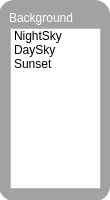
Above: Background.ui from lznt/p2Scripts before the change. Below: the same form after it.
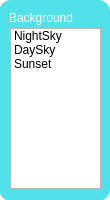
That is the form after the change.

Commit message: chage the GUI color and modify the MainMenu.js

```diff
--- a/Background.ui
+++ b/Background.ui
@@ -15,7 +15,8 @@
   </property>
   <property name="styleSheet">
    <string notr="true">QWidget#Background { background-color: transparent; }
-QFrame#frame { background-color: rgba(136, 136, 136, 200); border-radius: 12px;}
+QFrame#frame { background-color: rgba(33, 217, 229, 200);
+ border-radius: 12px;}
 </string>
   </property>
   <widget class="QFrame" name="frame">
@@ -28,8 +29,7 @@
     </rect>
    </property>
    <property name="styleSheet">
-    <string notr="true">QWidget#Background{ background-color: transparent;}
-QFrame#frame{ background-color: rgba(136, 136, 136, 200); border-radius: 15px; }</string>
+    <string notr="true"/>
    </property>
    <property name="frameShape">
     <enum>QFrame::StyledPanel</enum>
```
The commit also changes 11 other files.
